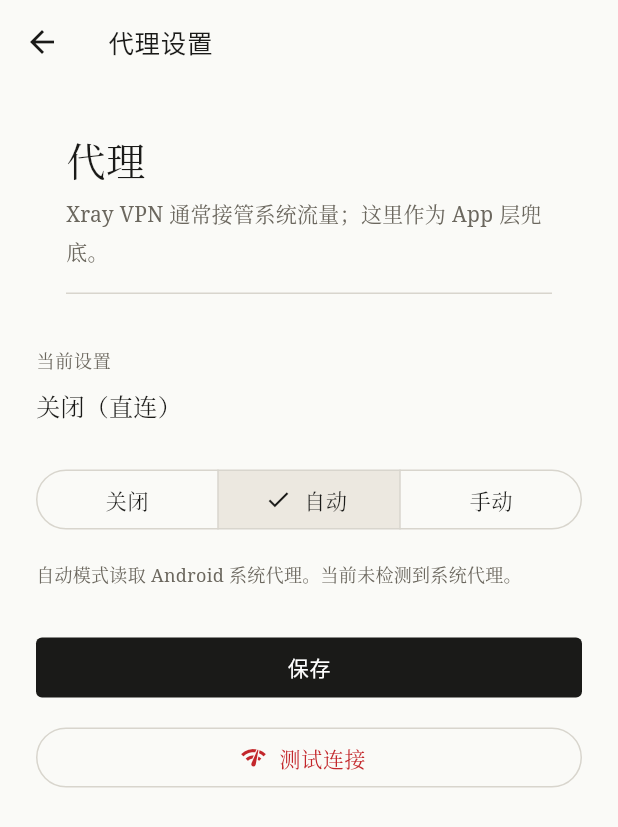
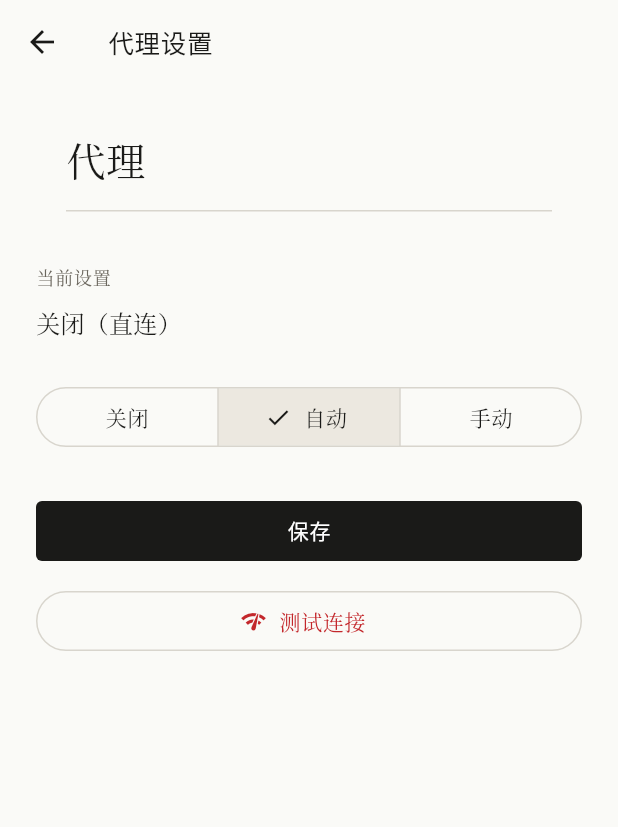
Before and after one commit to anjilaqwq/aBangumi, a Flutter app: the ProxySettingsPage screen opened directly, after a tap on "自动", on a phone screen of 412 x 824 dp. Shown: the top 827 px of the screen. Run offline on Flutter 3.47's test engine with Material 3 defaults, Android fonts, the phone set to English and light mode, and no system bars; our stand-ins replace app_links, flutter_secure_storage, shared_preferences; accounts and stored records are empty; network calls fail.

Commit message:
chore: update network settings [skip ci]

```diff
--- a/lib/pages/proxy_settings_page.dart
+++ b/lib/pages/proxy_settings_page.dart
@@ -1,7 +1,6 @@
 import 'package:flutter/material.dart';
 
 import '../store/proxy_store.dart';
-import '../theme/app_colors.dart';
 import '../widgets/common/page_header.dart';
 
 class ProxySettingsPage extends StatefulWidget {
@@ -106,10 +105,7 @@ class _ProxySettingsPageState extends State<ProxySettingsPage> {
       body: ListView(
         padding: const EdgeInsets.fromLTRB(24, 8, 24, 40),
         children: [
-          const PageHeader(
-            title: '代理',
-            subtitle: 'Xray VPN 通常接管系统流量；这里作为 App 层兜底。',
-          ),
+          const PageHeader(title: '代理'),
           const SizedBox(height: 20),
           Text('当前设置', style: Theme.of(context).textTheme.labelMedium),
           const SizedBox(height: 8),
@@ -124,15 +120,6 @@ class _ProxySettingsPageState extends State<ProxySettingsPage> {
             selected: {_mode},
             onSelectionChanged: (v) => setState(() => _mode = v.first),
           ),
-          if (_mode == ProxyMode.automatic) ...[
-            const SizedBox(height: 16),
-            Text(
-              '自动模式读取 Android 系统代理。${ProxyStore.instance.systemProxy ?? '当前未检测到系统代理。'}',
-              style: Theme.of(
-                context,
-              ).textTheme.bodySmall?.copyWith(color: AppColors.muted),
-            ),
-          ],
           if (manual) ...[
             const SizedBox(height: 24),
             DropdownButtonFormField<ProxyProtocol>(
```
